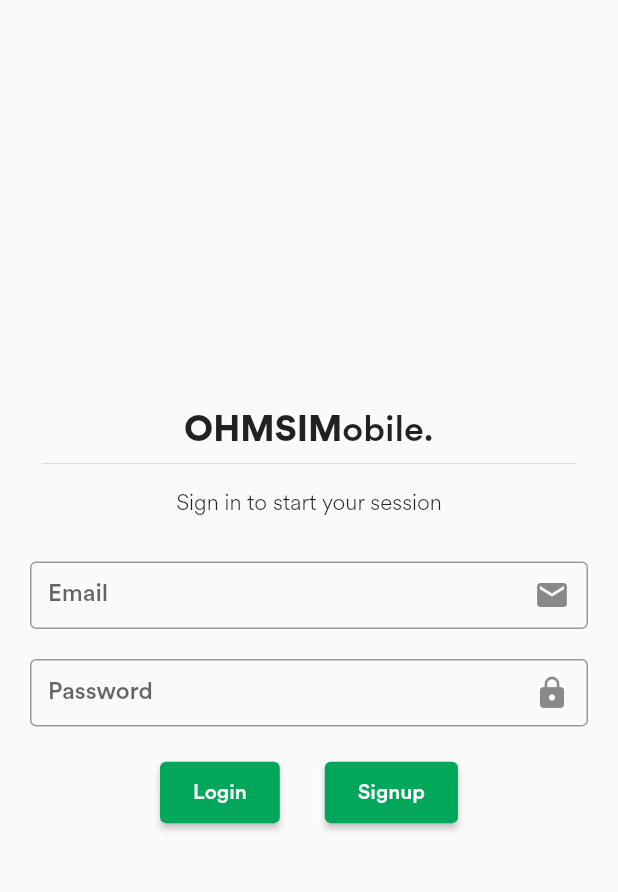
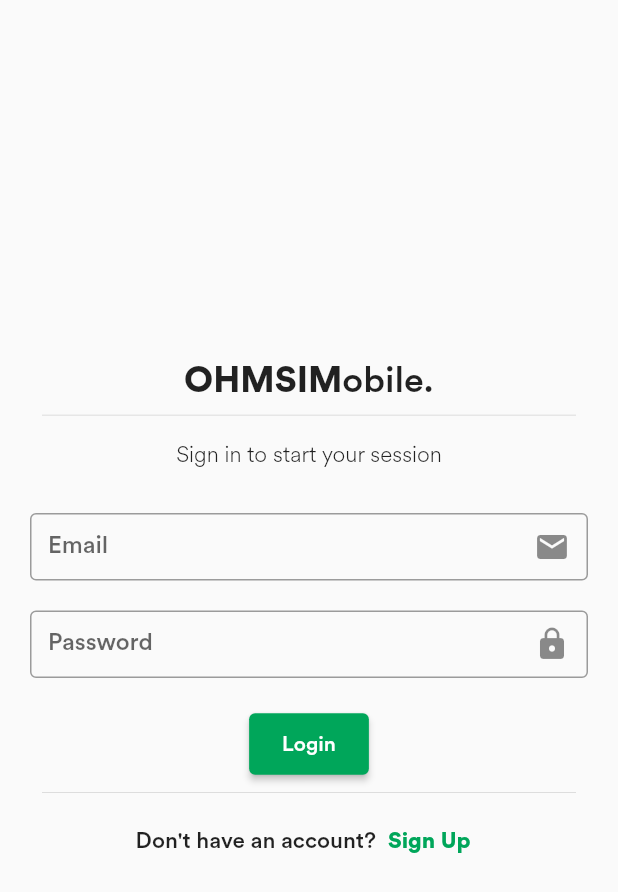
Before and after one commit to jaungos/ohmsim, a Flutter app: the screen it shows after launch, on a phone screen of 412 x 824 dp. Shown: the top 892 px of the screen. Run offline on Flutter 3.47's test engine with Material 2 defaults, Android fonts, the phone set to English and light mode, and no system bars; our stand-ins replace cloud_firestore, firebase_auth, firebase_core; accounts and stored records are empty.

Commit message:
UI: revised the layout of the login and sign up button

```diff
--- a/ohmsim/lib/screens/login.dart
+++ b/ohmsim/lib/screens/login.dart
@@ -158,9 +158,6 @@ class _LoginPageState extends State<LoginPage> {
                     ),
                   ),
                   const SizedBox(height: 20.0),
-                  Row(
-                    mainAxisAlignment: MainAxisAlignment.center,
-                    children: [
                   Padding(
                     padding: const EdgeInsets.only(left: 15.0, right: 15.0),
                     child: ElevatedButton(
@@ -175,17 +172,32 @@ class _LoginPageState extends State<LoginPage> {
                     ),
                   ),
                   Padding(
-                        padding: const EdgeInsets.only(left: 15.0, right: 15.0),
-                        child: ElevatedButton(
-                          onPressed: () {
+                    padding: const EdgeInsets.all(8.0),
+                    child: Container(
+                      height: 0.5,
+                      width: 400.0,
+                      color: const Color(0xFFd3d3d3),
+                    ),
+                  ),
+                  Row(
+                    mainAxisAlignment: MainAxisAlignment.center,
+                    children: [
+                      const Text(
+                        "Don't have an account?",
+                        style: TextStyle(
+                          fontSize: 15,
+                        ),
+                      ),
+                      TextButton(
+                        onPressed: () async {
                           Navigator.pushNamed(context, SignupPage.routeName);
                         },
-                          style: ElevatedButton.styleFrom(
-                            backgroundColor: const Color(0xFF00A65A),
-                          ),
-                          child: const Padding(
-                            padding: EdgeInsets.fromLTRB(6, 12, 6, 12),
-                            child: Text('Signup'),
+                        child: const Text(
+                          'Sign Up',
+                          style: TextStyle(
+                            fontSize: 15,
+                            fontWeight: FontWeight.w700,
+                            color: Color(0xFF00A65A),
                           ),
                         ),
                       ),
```
Lines whose indentation alone changed are shown as unchanged.
